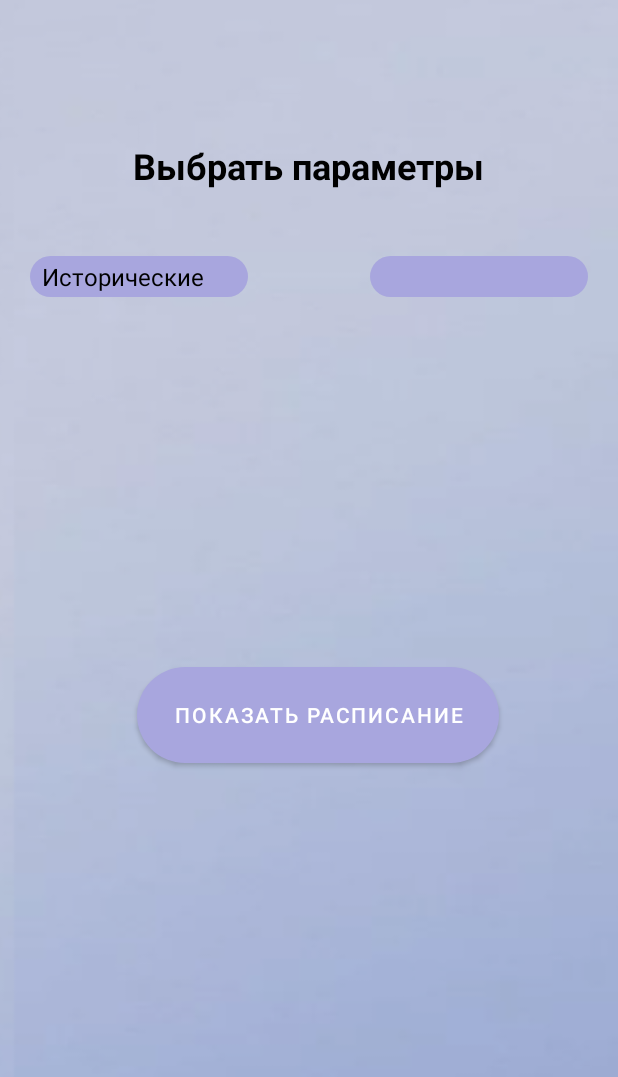
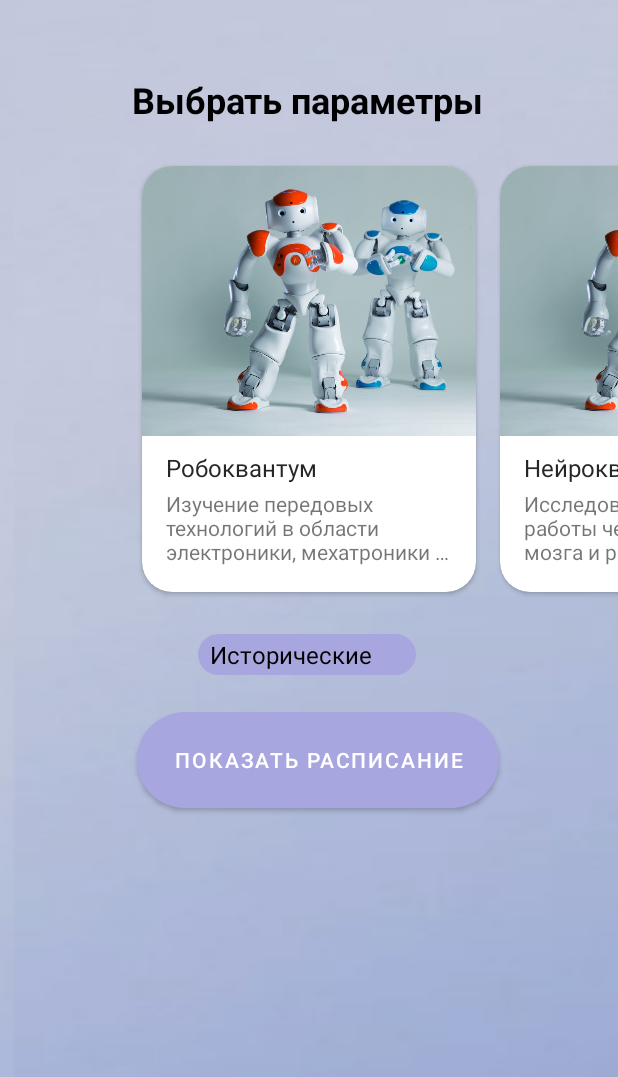
Before and after one commit to Kvantorium16/schedule, an Android app: the screen it shows after launch (MainActivity), on a phone screen of 412 x 824 dp, the part 159-1236 px from its top. Run offline under Robolectric (Android 15) with nearby library versions, the light colour scheme and no system bars; Roboto replaces fonts that are not available here.

Commit message:
Interface: Create a new layout for cards. Two new classes to display and operate the card. They create these maps on screen with only one object on a third-party layout.

```diff
--- /dev/null
+++ b/app/src/main/java/com/example/schedule/Adapter.kt
@@ -0,0 +1,49 @@
+package com.example.schedule
+
+import android.content.Context
+import android.view.LayoutInflater
+import android.view.View
+import android.view.ViewGroup
+import android.widget.ImageView
+import android.widget.TextView
+import androidx.viewpager.widget.PagerAdapter
+
+class Adapter(newModels: List<Model?>?, private var context: Context?) : PagerAdapter() {
+
+    private var models: List<Model>? = null
+    private lateinit var layoutInflater: LayoutInflater
+
+    init {
+        this.models = newModels as List<Model>?
+    }
+
+    override fun getCount(): Int {
+        return models!!.size
+
+    }
+
+    override fun isViewFromObject(view: View, `object`: Any): Boolean {
+        return view == `object`
+    }
+
+    override fun instantiateItem(container: ViewGroup, position: Int): Any {
+        layoutInflater = LayoutInflater.from(context)
+        val view = layoutInflater.inflate(R.layout.card_item, container, false)
+
+        val imageView: ImageView = view.findViewById(R.id.image)
+        val title: TextView = view.findViewById(R.id.title)
+        val description: TextView = view.findViewById(R.id.description)
+
+        models?.get(position)?.let { imageView.setImageResource(it.getImage()) }
+        title.setText(models?.get(position)?.getTitle())
+        description.setText(models?.get(position)?.getDesc())
+
+
+        container.addView(view, 0)
+        return view
+    }
+
+    override fun destroyItem(container: ViewGroup, position: Int, `object`: Any) {
+        container.removeView(`object` as View)
+    }
+}
--- a/app/src/main/java/com/example/schedule/MainActivity.kt
+++ b/app/src/main/java/com/example/schedule/MainActivity.kt
@@ -5,17 +5,62 @@ import androidx.appcompat.app.AppCompatActivity
 import android.os.Bundle
 import android.widget.ArrayAdapter
 import android.widget.Spinner
+import androidx.viewpager.widget.ViewPager
+import java.util.ArrayList
 
 class MainActivity : AppCompatActivity() {
+
+    var objViewPager: ViewPager? = null
+    lateinit var cardAdapter : Adapter
+    var models: List<Model>? = null
+
     override fun onCreate(savedInstanceState: Bundle?) {
         super.onCreate(savedInstanceState)
         setContentView(R.layout.activity_main)
 
-        val spinner = findViewById<Spinner>(R.id.directions_spinner);
+         val spinner = findViewById<Spinner>(R.id.directions_spinner);
 
-        val adapter : ArrayAdapter<CharSequence> = ArrayAdapter.createFromResource(this, R.array.directions, android.R.layout.simple_spinner_dropdown_item)
-        adapter.setDropDownViewResource(android.R.layout.simple_spinner_dropdown_item);
-        spinner.adapter = adapter
+         val adapter : ArrayAdapter<CharSequence> = ArrayAdapter.createFromResource(this, R.array.directions, android.R.layout.simple_spinner_dropdown_item)
+         adapter.setDropDownViewResource(android.R.layout.simple_spinner_dropdown_item);
+         spinner.adapter = adapter
+
+        // For cards
+
+        models = ArrayList()
+        (models as ArrayList<Model>).add(
+                Model(
+                        R.drawable.robot,
+                        "Робоквантум",
+                        "Изучение передовых технологий в области электроники, мехатроники и программирования, конструирование и программирование роботов."
+                )
+        )
+        (models as ArrayList<Model>).add(
+                Model(
+                        R.drawable.robot,
+                        "Нейроквантум",
+                        "Исследование механизмов работы человеческого мозга и разработка на их основе новых искуственных систем и человеко-машинных интерфейсов."
+                )
+        )
+        (models as ArrayList<Model>).add(
+                Model(
+                        R.drawable.robot,
+                        "Космоквантум!",
+                        "Изучение физико-математических основ космонавтики, электротехники, радиотехники, электроники и фотоники, конструирование малых искусственных спутников Земли."
+                )
+        )
+        (models as ArrayList<Model>).add(
+                Model(
+                        R.drawable.robot,
+                        "Аэроквантум",
+                        "Для большинства людей квадрокоптер ― это игрушка, от которой фанатеют, как взрослые, так и дети. Но это не так и мы это докажем! "
+                )
+        )
+
+        cardAdapter = Adapter(models, this)
+
+        objViewPager = findViewById(R.id.viewPager)
+        objViewPager?.adapter = cardAdapter
+        objViewPager?.setPadding(130, 0, 130, 0)
 
     }
 
--- /dev/null
+++ b/app/src/main/java/com/example/schedule/Model.kt
@@ -0,0 +1,31 @@
+package com.example.schedule
+
+class Model(newImage: Int, newTitle: String, newDescription: String) {
+    private var image :Int = newImage
+    private var title :String = newTitle
+    private var description :String = newDescription
+
+    fun getImage(): Int {
+        return image
+    }
+
+    fun setImage(newImage: Int) {
+        this.image = newImage
+    }
+
+    fun getTitle(): String {
+        return title
+    }
+
+    fun setTitle(title: String) {
+        this.title = title
+    }
+
+    fun getDesc(): String {
+        return description
+    }
+
+    fun setDesc(newDescription: String) {
+        this.description = newDescription
+    }
+}
--- a/app/src/main/res/layout/activity_main.xml
+++ b/app/src/main/res/layout/activity_main.xml
@@ -6,6 +6,26 @@
     android:layout_height="match_parent"
     android:background="@drawable/back"
     tools:context=".MainActivity">
+
+    <RelativeLayout
+        android:id="@+id/modal_windows"
+        android:layout_width="match_parent"
+        android:layout_marginTop="20dp"
+        android:layout_height="300dp"
+        android:orientation="vertical"
+        app:layout_constraintTop_toBottomOf="@+id/chose_text">
+
+        <androidx.viewpager.widget.ViewPager
+            android:foregroundGravity="center"
+            android:id="@+id/viewPager"
+            android:layout_centerInParent="true"
+            android:overScrollMode="never"
+            android:clipToPadding="false"
+            android:layout_width="match_parent"
+            android:layout_height="match_parent">
+        </androidx.viewpager.widget.ViewPager>
+
+    </RelativeLayout>
 
     <TextView
         android:id="@+id/logo_text"
@@ -26,12 +46,23 @@
         android:id="@+id/main_button"
         android:layout_width="241dp"
         android:layout_height="64dp"
-        android:layout_marginTop="318dp"
+        android:layout_marginTop="392dp"
         android:background="@drawable/custom_button"
         android:text="@string/chose_btn_name"
         app:backgroundTint="#A8A6DE"
         app:layout_constraintEnd_toEndOf="parent"
         app:layout_constraintHorizontal_bias="0.535"
+        app:layout_constraintStart_toStartOf="parent"
+        app:layout_constraintTop_toBottomOf="@+id/chose_text" />
+
+    <Spinner
+        android:id="@+id/directions_spinner"
+        android:layout_width="145dp"
+        android:layout_height="27dp"
+        android:layout_marginStart="132dp"
+        android:layout_marginLeft="132dp"
+        android:layout_marginTop="340dp"
+        android:background="@drawable/custom_spinner"
         app:layout_constraintStart_toStartOf="parent"
         app:layout_constraintTop_toBottomOf="@+id/chose_text" />
 
@@ -48,38 +79,17 @@
         app:srcCompat="@drawable/icon"
         tools:srcCompat="@drawable/icon" />
 
-    <Spinner
-        android:id="@+id/directions_spinner"
-        android:layout_width="145dp"
-        android:layout_height="27dp"
-        android:layout_marginStart="20dp"
-        android:layout_marginLeft="20dp"
-        android:layout_marginTop="44dp"
-        android:background="@drawable/custom_spinner"
-        app:layout_constraintStart_toStartOf="parent"
-        app:layout_constraintTop_toBottomOf="@+id/chose_text" />
-
-    <Spinner
-        android:id="@+id/group_spinner"
-        android:layout_width="145dp"
-        android:layout_height="27dp"
-        android:layout_marginTop="44dp"
-        android:layout_marginEnd="20dp"
-        android:layout_marginRight="20dp"
-        android:background="@drawable/custom_spinner"
-        app:layout_constraintEnd_toEndOf="parent"
-        app:layout_constraintTop_toBottomOf="@+id/chose_text" />
-
     <TextView
         android:id="@+id/chose_text"
         android:layout_width="wrap_content"
         android:layout_height="wrap_content"
-        android:layout_marginTop="200dp"
+        android:layout_marginTop="156dp"
         android:text="@string/chose_text_name"
         android:textColor="#000000"
         android:textSize="24sp"
         android:textStyle="bold"
         app:layout_constraintEnd_toEndOf="parent"
+        app:layout_constraintHorizontal_bias="0.497"
         app:layout_constraintStart_toStartOf="parent"
         app:layout_constraintTop_toTopOf="parent" />
 </androidx.constraintlayout.widget.ConstraintLayout>
--- /dev/null
+++ b/app/src/main/res/layout/card_item.xml
@@ -0,0 +1,55 @@
+<?xml version="1.0" encoding="utf-8"?>
+<LinearLayout xmlns:android="http://schemas.android.com/apk/res/android"
+    xmlns:app="http://schemas.android.com/apk/res-auto"
+    android:orientation="vertical"
+    android:layout_width="match_parent"
+    android:layout_height="match_parent">
+
+    <androidx.cardview.widget.CardView
+        android:layout_width="match_parent"
+        android:layout_height="wrap_content"
+        app:cardCornerRadius="20dp"
+        android:layout_margin="8dp">
+
+        <RelativeLayout
+            android:layout_width="match_parent"
+            android:layout_height="300dp">
+
+            <ImageView
+                android:id="@+id/image"
+                android:src="@drawable/robot"
+                android:scaleType="centerCrop"
+                android:layout_width="match_parent"
+                android:layout_height="180dp" />
+
+            <TextView
+                android:id="@+id/title"
+                android:textColor="#262626"
+                android:layout_below="@id/image"
+                android:layout_marginTop="10dp"
+                android:layout_marginLeft="16dp"
+                android:text="Brochure"
+                android:textSize="16sp"
+                android:layout_width="wrap_content"
+                android:layout_height="wrap_content" />
+
+            <TextView
+                android:id="@+id/description"
+                android:layout_below="@id/title"
+                android:layout_marginTop="3dp"
+                android:layout_marginLeft="16dp"
+                android:layout_marginRight="16dp"
+                android:maxLines="3"
+                android:drawablePadding="10dp"
+                android:ellipsize="end"
+                android:text="Description"
+                android:layout_width="wrap_content"
+                android:layout_height="wrap_content" />
+
+        </RelativeLayout>
+
+    </androidx.cardview.widget.CardView>
+
+
+
+</LinearLayout>
```
Also changed, not shown: app/src/main/res/drawable/robot.jpg (added).
